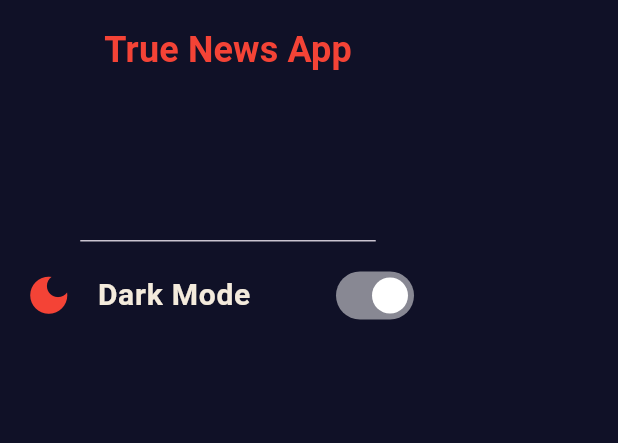
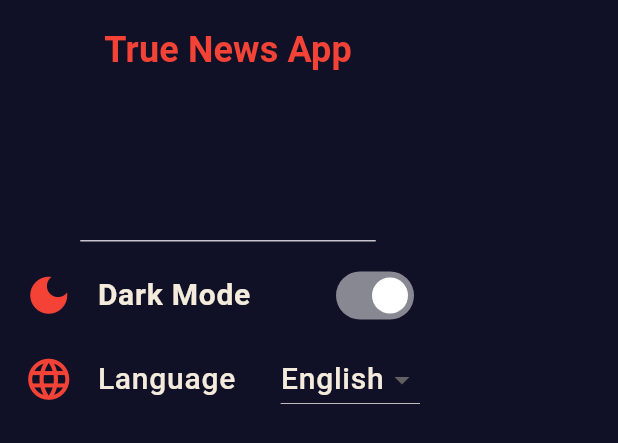
Before and after one commit to manar843/TrueNews, a Flutter app: the DrawerHome widget shown alone on an empty page, opened directly, on a phone screen of 412 x 824 dp. Shown: the top 443 px of the screen. Run offline on Flutter 3.47's test engine with Material 3 defaults, Android fonts, the phone set to English and light mode, and no system bars; our stand-ins replace google_fonts; network calls fail; Roboto replaces fonts that are missing (Inder).

Commit message:
finished drawer.dart

```diff
--- a/lib/l10n/app_en.arb
+++ b/lib/l10n/app_en.arb
@@ -2,5 +2,8 @@
 "logout":"Logout",
 "language":"Language",
 "theme":"Theme",
-"dark":"Dark"
+"dark":"Dark",
+"light":"Light",
+"arabic":"Arabic",
+"english":"English"
 }
--- a/lib/l10n/app_localizations.dart
+++ b/lib/l10n/app_localizations.dart
@@ -121,6 +121,24 @@ abstract class AppLocalizations {
   /// In en, this message translates to:
   /// **'Dark'**
   String get dark;
+
+  /// No description provided for @light.
+  ///
+  /// In en, this message translates to:
+  /// **'Light'**
+  String get light;
+
+  /// No description provided for @arabic.
+  ///
+  /// In en, this message translates to:
+  /// **'Arabic'**
+  String get arabic;
+
+  /// No description provided for @english.
+  ///
+  /// In en, this message translates to:
+  /// **'English'**
+  String get english;
 }
 
 class _AppLocalizationsDelegate
--- a/lib/main.dart
+++ b/lib/main.dart
@@ -7,6 +7,8 @@ import 'package:news_app/views/category/catagory_details.dart';
 import 'package:news_app/views/home_screen.dart';
 import 'package:news_app/views/splash_screen.dart';
 import 'package:provider/provider.dart';
+
+import 'l10n/app_localizations.dart';
 
 void main() {
   runApp(  MultiProvider(
@@ -26,6 +28,8 @@ class MyApp extends StatelessWidget {
     var themeProvider = Provider.of<AppThemeProvider>(context);
     var languageProvider = Provider.of<AppLanguageProvider>(context);
     return MaterialApp(
+      localizationsDelegates: AppLocalizations.localizationsDelegates,
+      supportedLocales: AppLocalizations.supportedLocales,
       debugShowCheckedModeBanner: false,
       initialRoute: SplashScreen.routeName,
   routes:{
--- a/lib/views/Drawer/drawer.dart
+++ b/lib/views/Drawer/drawer.dart
@@ -1,4 +1,6 @@
 import 'package:flutter/material.dart';
+import 'package:news_app/l10n/app_localizations.dart';
+import 'package:news_app/provider/app_language_providar.dart';
 import 'package:provider/provider.dart';
 
 import '../../provider/app_theme_provider.dart';
@@ -9,6 +11,7 @@ class DrawerHome extends StatelessWidget {
   @override
   Widget build(BuildContext context) {
     var themeProvider = Provider.of<AppThemeProvider>(context);
+    var languageProvider = Provider.of<AppLanguageProvider >(context);
     bool isDark = themeProvider.themeMode == ThemeMode.dark;
     return Drawer(
       child: Column(
@@ -29,6 +32,31 @@ class DrawerHome extends StatelessWidget {
                },
             ),
           ),
+          ListTile(
+            leading:   Icon(Icons.language,  size: 33,color: Theme.of(context).iconTheme.color, ),
+            title:   Text(AppLocalizations.of(context)?.language??'language ',
+                style:  Theme.of(context).textTheme.labelSmall),
+            trailing: DropdownButton<String>(
+              dropdownColor: Theme.of(context).scaffoldBackgroundColor,
+              style: Theme.of(context).textTheme.labelSmall,
+              value: languageProvider.appLanguage,
+              items:   [
+
+                DropdownMenuItem(value: 'en',
+                    child: Text( AppLocalizations.of(context)?.english??''
+                        ,style:  Theme.of(context).textTheme.labelSmall )),
+                DropdownMenuItem(value: 'ar',
+                    child: Text( AppLocalizations.of(context)?.arabic??''
+                        ,style:  Theme.of(context).textTheme.labelSmall)),
+              ],
+              onChanged: (value) {
+                if (value != null) {
+                  languageProvider.changeLanguage(value);
+                }
+              },
+            ),
+          ),
+
         ],
       ),
     );
--- a/lib/views/home_screen.dart
+++ b/lib/views/home_screen.dart
@@ -9,7 +9,8 @@ class HomeScreen extends StatelessWidget {
   @override
   Widget build(BuildContext context) {
     return Scaffold(
-      appBar: AppBar( title: Text('Home'),),
+      appBar: AppBar( title: Text('Home',
+          style:  Theme.of(context).textTheme.labelLarge),),
       drawer: DrawerHome(),
      body: CategoryDetails( )
     );
```
Also changed, not shown: lib/l10n/app_ar.arb (+6 -3 lines), lib/l10n/app_localizations_ar.dart (+12 -3 lines), lib/l10n/app_localizations_en.dart (+9 -0 lines).
